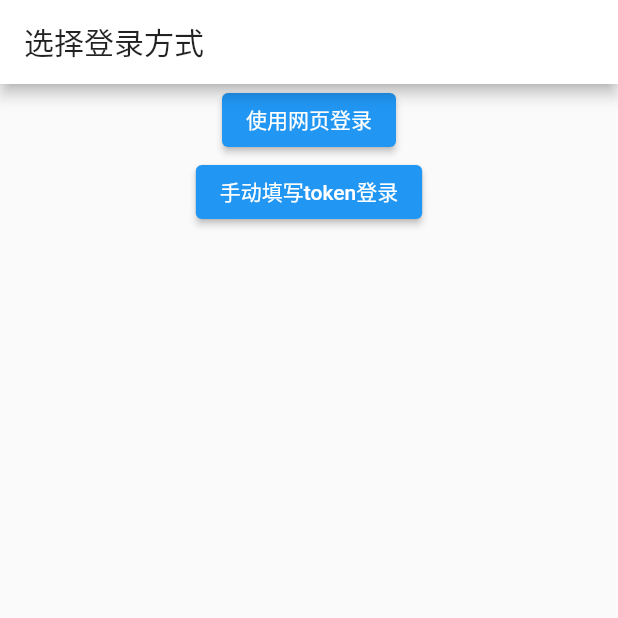
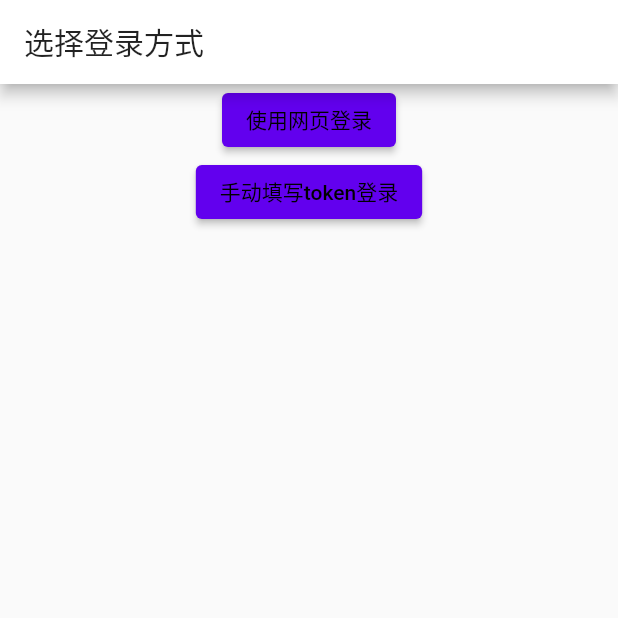
Before and after one commit to kerrinz/pixiv-artvier, a Flutter app: the screen it shows after launch, on a phone screen of 412 x 824 dp, the top half of it. Run offline on Flutter 3.47's test engine with Material 2 defaults, Android fonts, the phone set to English and light mode, and no system bars; our stand-ins replace cached_network_image, date_format, dio, extended_nested_scroll_view, fluttertoast, shared_preferences and 2 more; accounts and stored records are empty.

Commit message:
修复多个分页滚动同步的问题, 添加部分动画效果, 改进默认主题配色

```diff
--- a/lib/main.dart
+++ b/lib/main.dart
@@ -63,13 +63,29 @@ class MyApp extends StatelessWidget {
         // ],
         theme: ThemeData(
           brightness: Brightness.light,
-          primaryColor: Colors.white,
+          primaryColorBrightness: Brightness.light, // 控件亮度，影响上层文字颜色
+          appBarTheme: AppBarTheme(
+            backgroundColor: Colors.white,
+          ),
+          colorScheme: ColorScheme.light(
+            secondary: Colors.deepOrangeAccent,
+            secondaryVariant: Colors.deepOrange,
+            onPrimary: Colors.black, // appbar文字图标颜色等
+          ),
           accentColor: Colors.deepOrangeAccent,
         ),
         darkTheme: ThemeData(
           brightness: Brightness.dark,
-          primaryColor: Colors.grey.shade900,
-          accentColor: Colors.deepOrangeAccent,
+          primaryColorBrightness: Brightness.dark,
+          appBarTheme: AppBarTheme(
+            backgroundColor: Colors.grey.shade900,
+          ),
+          colorScheme: ColorScheme.dark(
+            secondary: Colors.orangeAccent.shade700,
+            secondaryVariant: Colors.deepOrange,
+            onPrimary: Colors.black,
+          ),
+          accentColor: Colors.orangeAccent.shade700,
         ),
       ),
     );
@@ -120,7 +136,6 @@ class MainPagingWidgetState extends State<MainPagingWidget> {
           // BottomNavigationBarItem(icon: Icon(Icons.account_circle), label: "我的", tooltip: "搜索"),
           BottomNavigationBarItem(icon: Icon(Icons.person), label: "我的", tooltip: "我的"),
         ],
-        fixedColor: Theme.of(context).accentColor,
         type: BottomNavigationBarType.fixed,
         currentIndex: _currentIndex,
         onTap: (int index) {
--- a/lib/pages/artworks/artworks_leaderboard_page.dart
+++ b/lib/pages/artworks/artworks_leaderboard_page.dart
@@ -1,3 +1,4 @@
+import 'package:extended_nested_scroll_view/extended_nested_scroll_view.dart';
 import 'package:flutter/material.dart';
 import 'package:fluttertoast/fluttertoast.dart';
 import 'package:pixgem/config/ranking_mode_constants.dart';
@@ -37,7 +38,8 @@ class ArtworksLeaderboardPageState extends State<ArtworksLeaderboardPage> with T
   @override
   Widget build(BuildContext context) {
     return Scaffold(
-      body: NestedScrollView(
+      body: ExtendedNestedScrollView(
+        onlyOneScrollInBody: true,
         headerSliverBuilder: (BuildContext context, bool innerBoxIsScrolled) {
           List<Widget> tabs = [];
           this._tabsMap.forEach((key, value) {
@@ -64,6 +66,7 @@ class ArtworksLeaderboardPageState extends State<ArtworksLeaderboardPage> with T
               List<IllustGirdTabPage> pages = [];
               this._tabsMap.forEach((mode, text) {
                 pages.add(IllustGirdTabPage(
+                  physics: BouncingScrollPhysics(),
                   onRefresh: () async {
                     return await ApiIllusts().getIllustRanking(mode: mode).catchError((onError) {
                       Fluttertoast.showToast(msg: "获取排行失败$onError", toastLength: Toast.LENGTH_SHORT, fontSize: 16.0);
--- a/lib/pages/home_navigation_tab_pages/mine_tabpage.dart
+++ b/lib/pages/home_navigation_tab_pages/mine_tabpage.dart
@@ -50,6 +50,7 @@ class MineTabPageState extends State<MineTabPage> with AutomaticKeepAliveClientM
           ];
         },
         body: SingleChildScrollView(
+          physics: BouncingScrollPhysics(),
           child: Column(
             children: [
               // 用户简卡
@@ -63,13 +64,11 @@ class MineTabPageState extends State<MineTabPage> with AutomaticKeepAliveClientM
                 ),
                 clipBehavior: Clip.antiAlias,
                 child: GridView.builder(
-                  controller: new ScrollController(keepScrollOffset: false),
+                  controller: ScrollController(keepScrollOffset: false),
                   shrinkWrap: true,
                   padding: EdgeInsets.zero,
                   gridDelegate: SliverGridDelegateWithFixedCrossAxisCount(
                     crossAxisCount: 4,
-                    // crossAxisSpacing: 4,
-                    // mainAxisSpacing: 4,
                   ),
                   itemCount: _cards.length,
                   itemBuilder: (BuildContext context, int index) {
--- a/lib/pages/search/search_result_page.dart
+++ b/lib/pages/search/search_result_page.dart
@@ -87,6 +87,7 @@ class SearchResultPageState extends State<SearchResultPage> {
                   return await refresh();
                 },
                 child: IllustWaterfallGird(
+                  physics: BouncingScrollPhysics(),
                   artworkList: illusts,
                   onLazyLoad: () async {
                     await loadMore().catchError((onError) =>
--- a/lib/widgets/illust_waterfall_gird_sliver.dart
+++ b/lib/widgets/illust_waterfall_gird_sliver.dart
@@ -9,9 +9,8 @@ class IllustWaterfallGirdSliver extends StatefulWidget {
   final List<CommonIllust> artworkList; // 图片含基本信息的列表
   final Function onLazyLoad; // 触发懒加载（加载更多）的时候调用
   final int? limit; // 列表项的极限数量，为空则表示不限
-  ScrollPhysics? physics;
 
-  IllustWaterfallGirdSliver({Key? key, required this.artworkList, required this.onLazyLoad, this.limit, this.physics})
+  IllustWaterfallGirdSliver({Key? key, required this.artworkList, required this.onLazyLoad, this.limit})
       : super(key: key);
 
   @override
@@ -96,7 +95,6 @@ class IllustWaterfallGirdSliverState extends State<IllustWaterfallGirdSliver> wi
             ));
       }
     }
-    // 当快速滚动时
     return Padding(padding: EdgeInsets.all(4), child: IllustWaterfallCard(illust: widget.artworkList[index]));
   }
 
--- a/pubspec.yaml
+++ b/pubspec.yaml
@@ -37,6 +37,7 @@ dependencies:
   fluttertoast: ^8.0.6
   webview_flutter: ^2.0.13
   waterfall_flow: ^3.0.1
+  extended_nested_scroll_view: ^5.0.0
 #  flutter_staggered_grid_view: ^0.4.0
   # The following adds the Cupertino Icons font to your application.
   # Use with the CupertinoIcons class for iOS style icons.
```
Also changed, not shown: lib/pages/artworks/illusts_gird_page.dart (+21 -3 lines), lib/pages/home_navigation_tab_pages/home_tabpage.dart (+10 -8 lines), lib/pages/home_navigation_tab_pages/new_artworks_tabpage.dart (+7 -1 lines), lib/pages/home_navigation_tab_pages/search_tabpage.dart (+5 -7 lines), lib/pages/user/my_bookmarks.dart (+22 -21 lines), lib/pages/user/user_detail_page.dart (+7 -33 lines), lib/widgets/TabBarDelegate.dart (added, +30 -0 lines), lib/widgets/illust_waterfall_gird.dart (+9 -5 lines), lib/widgets/trending_tags_gird.dart (+3 -4 lines), pubspec.lock.
